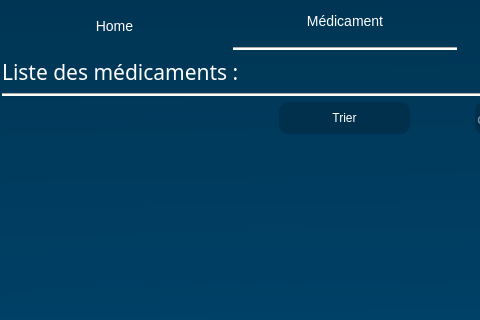
MedAliBZ/Hoptimal, file mainwindow.ui: the form before one commit; both pictures show x 0 to 480 and y 0 to 320 of the 690 by 490 pixel window.
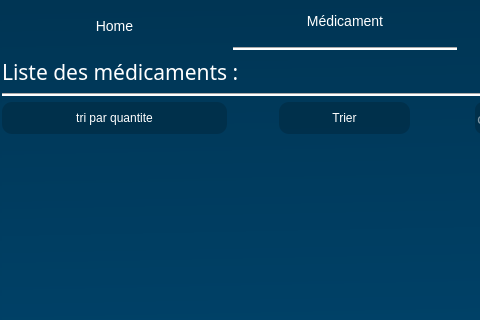
The form after the commit. The open tabs and pages were chosen to show the change. Icons and pictures are not drawn.

```diff
--- a/mainwindow.ui
+++ b/mainwindow.ui
@@ -588,6 +588,13 @@
             </item>
            </layout>
           </item>
+          <item row="5" column="0">
+           <widget class="QPushButton" name="pushButton_4">
+            <property name="text">
+             <string>tri par quantite</string>
+            </property>
+           </widget>
+          </item>
          </layout>
         </item>
        </layout>
```
Left out of the diff: 34 changed lines with no effect on the pictures.
